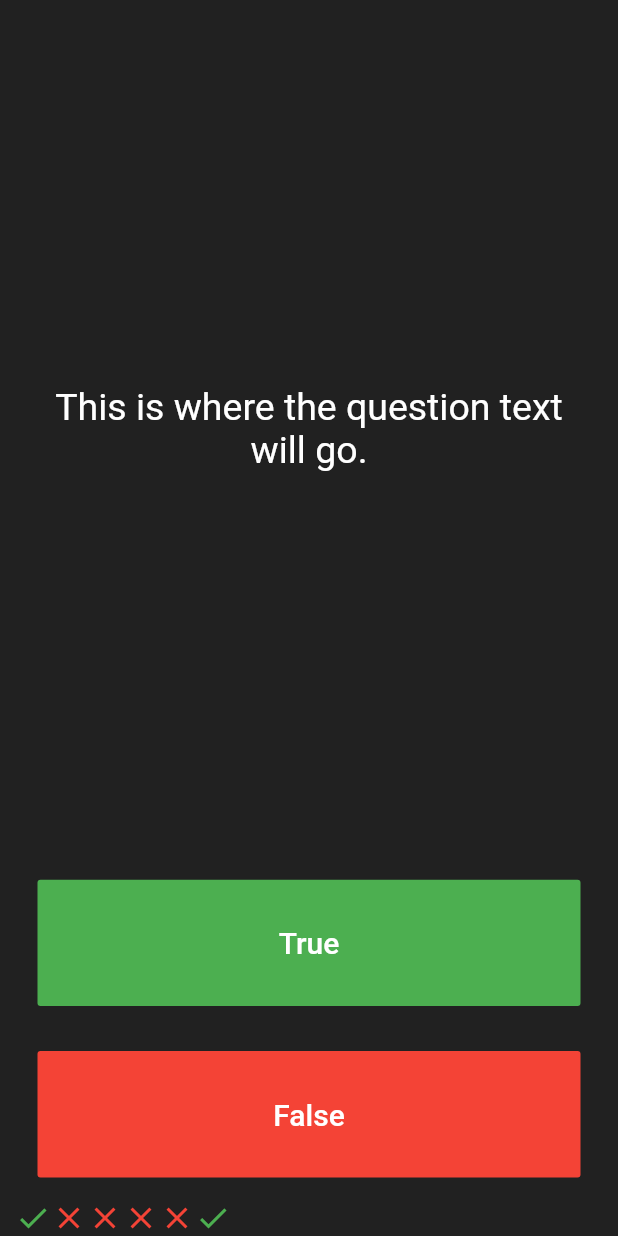
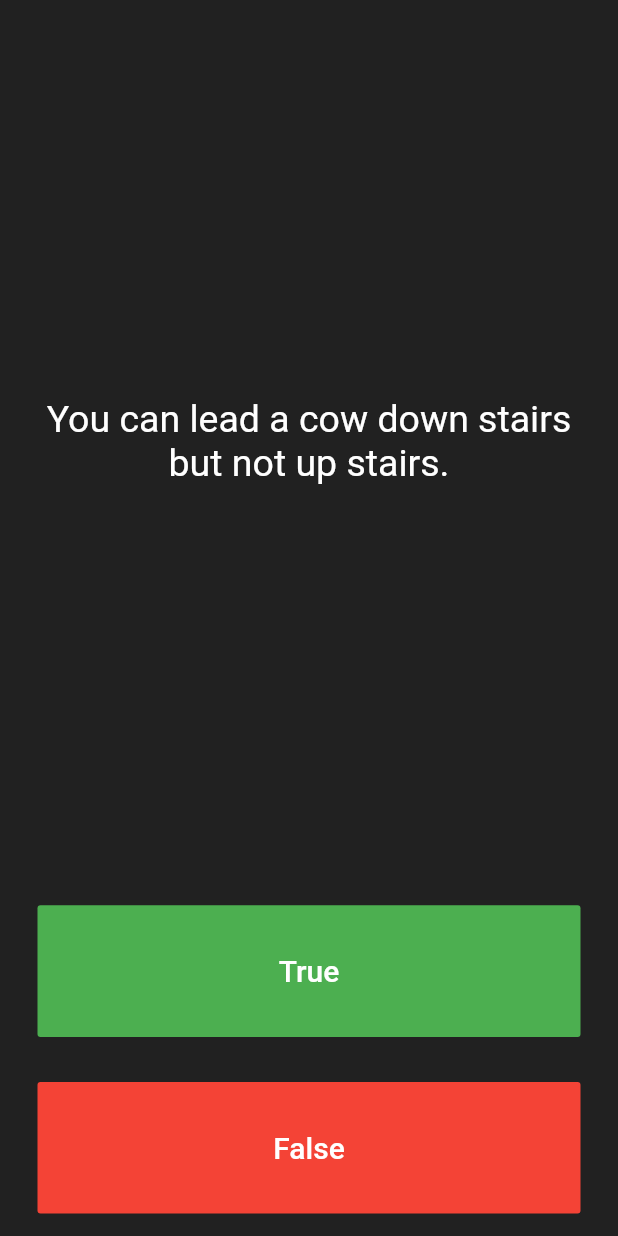
Before and after one commit to killerwilmer/appbrewery_flutter, a Flutter app: the screen it shows after launch, after a tap on "True", on a phone screen of 412 x 824 dp. Run offline on Flutter 3.47's test engine with Material 2 defaults, Android fonts, the phone set to English and light mode, and no system bars; our stand-ins replace audioplayers.

Commit message:
Create questions list and show first

```diff
--- a/quizzler-flutter/lib/main.dart
+++ b/quizzler-flutter/lib/main.dart
@@ -25,27 +25,12 @@ class QuizPage extends StatefulWidget {
 }
 
 class _QuizPageState extends State<QuizPage> {
-  List<Icon> scoreKeeper = [
-    Icon(
-      Icons.check,
-      color: Colors.green,
-    ),
-    Icon(
-      Icons.close,
-      color: Colors.red,
-    ),
-    Icon(
-      Icons.close,
-      color: Colors.red,
-    ),
-    Icon(
-      Icons.close,
-      color: Colors.red,
-    ),
-    Icon(
-      Icons.close,
-      color: Colors.red,
-    )
+  List<Icon> scoreKeeper = [];
+
+  List<String> questions = [
+    'You can lead a cow down stairs but not up stairs.',
+    'Approximately one quarter of human bones are in the feet.',
+    'A slug\'s blood is green.',
   ];
 
   @override
@@ -60,7 +45,7 @@ class _QuizPageState extends State<QuizPage> {
             padding: EdgeInsets.all(10.0),
             child: Center(
               child: Text(
-                'This is where the question text will go.',
+                questions[0],
                 textAlign: TextAlign.center,
                 style: TextStyle(
                   fontSize: 25.0,
@@ -84,14 +69,6 @@ class _QuizPageState extends State<QuizPage> {
                 ),
               ),
               onPressed: () {
-                setState(() {
-                  scoreKeeper.add(
-                    Icon(
-                      Icons.check,
-                      color: Colors.green,
-                    ),
-                  );
-                });
                 //The user picked true.
               },
             ),
```
